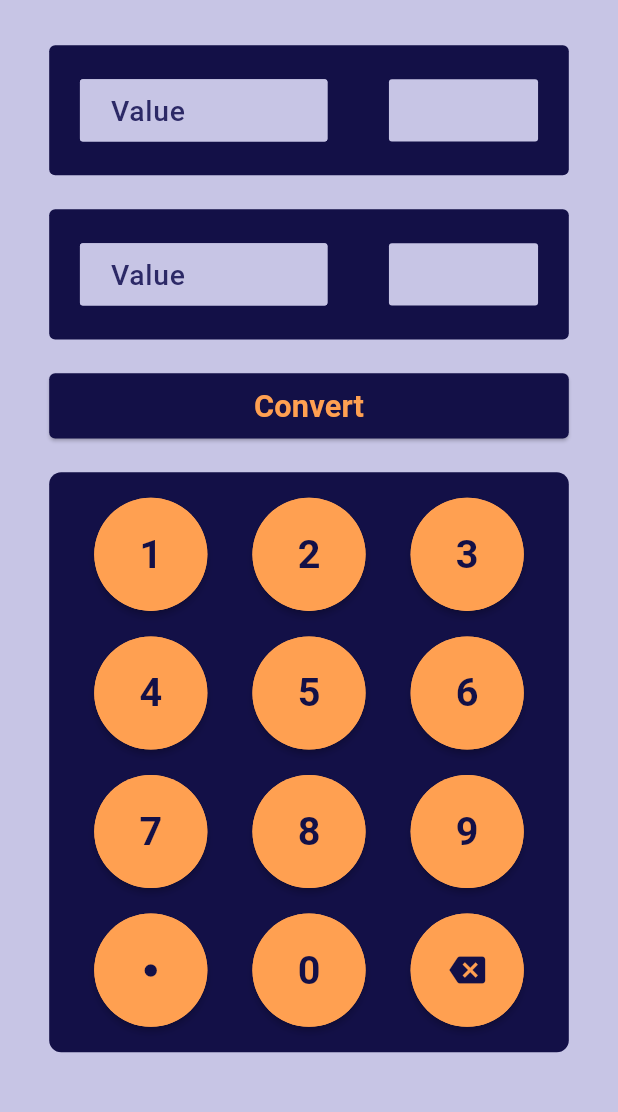
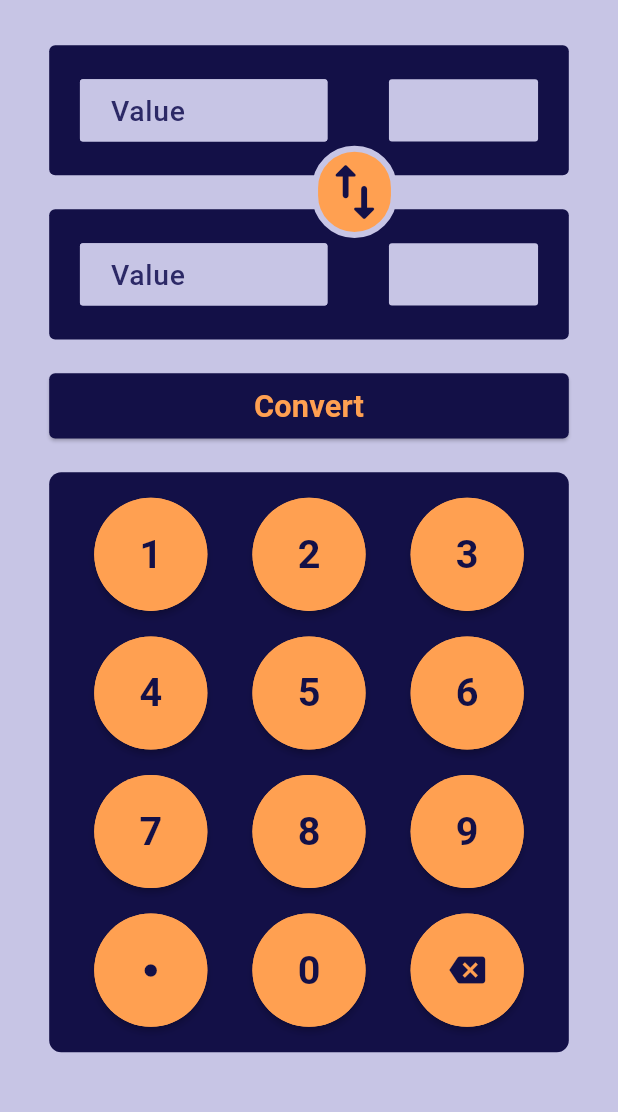
Before and after one commit to jagrati7305/currency_convertor, a Flutter app: the screen it shows after launch, on a phone screen of 412 x 824 dp, the part 84-1196 px from its top. Run offline on Flutter 3.47's test engine with Material 3 defaults, Android fonts, the phone set to English and light mode, and no system bars; our stand-ins replace get.

Commit message:
Swap Button Added in the UI

```diff
--- a/lib/home_page.dart
+++ b/lib/home_page.dart
@@ -2,6 +2,7 @@ import 'package:currency_convertor/constants/dimension.dart';
 import 'package:currency_convertor/widgets/convert_btn.dart';
 import 'package:currency_convertor/widgets/convert_text_field.dart';
 import 'package:currency_convertor/widgets/numpad.dart';
+import 'package:currency_convertor/widgets/round_converting_btn.dart';
 import 'package:flutter/material.dart';
 
 enum ActiveField {
@@ -35,6 +36,10 @@ class _HomePageState extends State<HomePage> {
         SizedBox(
           height: Dimension.heightFactor*8,
         ),
+        Stack(
+          children:[
+            Column(
+              children: [
                 ConvertTextField(textFieldcontroller: fromtextController,
                   onTap: () {
                     setState(() {
@@ -47,6 +52,13 @@ class _HomePageState extends State<HomePage> {
                   activeField = ActiveField.to;
                   });
               },),
+              ],
+            ),
+            Positioned(
+              top: Dimension.heightFactor*95,
+              left: Dimension.widthFactor*203,
+              child: RoundConvertingBtn())
+        ]),
         SizedBox(
           height: Dimension.heightFactor*24,
         ),
--- /dev/null
+++ b/lib/widgets/round_converting_btn.dart
@@ -0,0 +1,36 @@
+import 'package:currency_convertor/constants/colors.dart';
+import 'package:currency_convertor/constants/dimension.dart';
+import 'package:flutter/material.dart';
+
+class RoundConvertingBtn extends StatefulWidget {
+  const RoundConvertingBtn({super.key});
+
+  @override
+  State<RoundConvertingBtn> createState() => _RoundConvertingBtnState();
+}
+
+class _RoundConvertingBtnState extends State<RoundConvertingBtn> {
+  @override
+  Widget build(BuildContext context) {
+    return Container(
+      width: Dimension.heightFactor*60,
+      height: Dimension.widthFactor*60,
+      decoration: BoxDecoration(
+        color: AppColors.orangeColor,
+        borderRadius: BorderRadius.circular(60),
+        border: Border.all(
+              color:AppColors.backgroundColor,
+              width: 4,
+              style: BorderStyle.solid,
+              strokeAlign: BorderSide.strokeAlignInside
+          )
+      ),
+      child: Center(
+        child: Icon(
+          Icons.swap_vert_rounded,
+          color:AppColors.mainPurpleColor,
+          size:Dimension.widthFactor*48),
+          ),
+    );
+  }
+}
```
Lines whose indentation alone changed are shown as unchanged.
